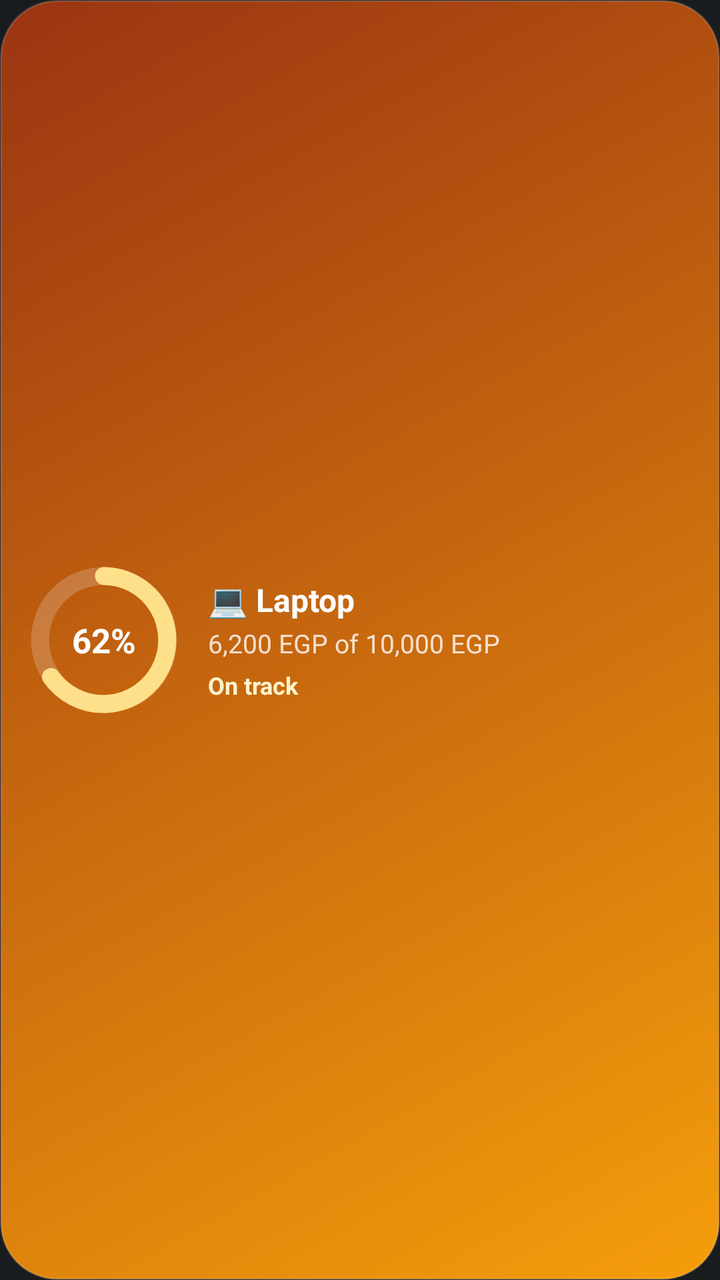
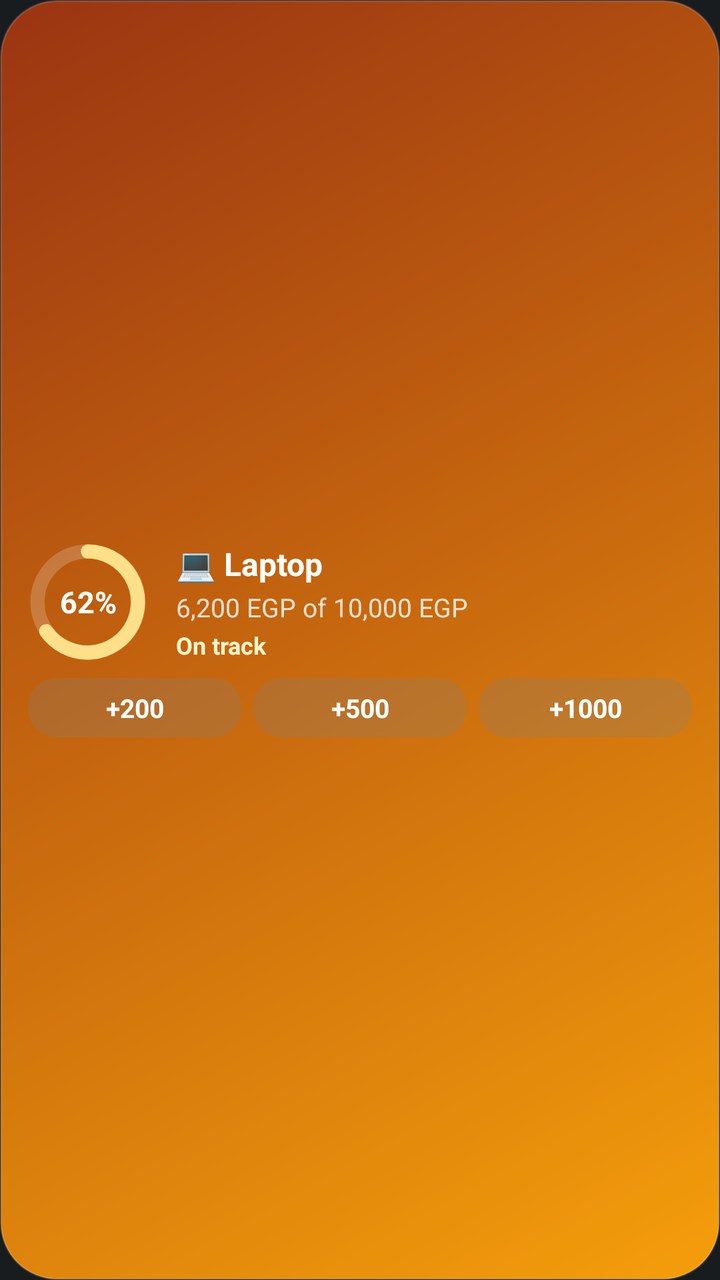

Screens rendered from an Android XML layout before and after an edit, with the pre-edit source and the edit as a unified diff.
<!-- AndroidManifest.xml: application theme android:Theme.DeviceDefault.NoActionBar -->
<!-- res/layout/widget_goals_preview.xml -->
<?xml version="1.0" encoding="utf-8"?>
<FrameLayout xmlns:android="http://schemas.android.com/apk/res/android"
    android:id="@+id/w_root"
    android:layout_width="match_parent"
    android:layout_height="match_parent">
<ImageView android:id="@+id/w_bg" android:layout_width="match_parent" android:layout_height="match_parent" android:contentDescription="@null" android:scaleType="fitXY" android:src="@drawable/wbg_sig_goals" />
<LinearLayout android:layout_width="match_parent" android:layout_height="match_parent" android:orientation="horizontal" android:gravity="center_vertical" android:padding="14dp">
<LinearLayout android:layout_width="match_parent" android:layout_height="wrap_content" android:orientation="horizontal" android:gravity="center_vertical">
<FrameLayout android:layout_width="76dp" android:layout_height="76dp">
<ImageView android:id="@+id/w_ring" android:layout_width="76dp" android:layout_height="76dp" android:contentDescription="@null" android:scaleType="fitCenter" android:src="@drawable/wp_ring" />
<TextView android:id="@+id/w_big" android:layout_width="match_parent" android:layout_height="match_parent" android:maxLines="1" android:ellipsize="end" android:textColor="#FFFFFFFF" android:textSize="17sp" android:textStyle="bold" android:gravity="center" android:text="62%" />
</FrameLayout>
<LinearLayout android:layout_width="0dp" android:layout_height="wrap_content" android:orientation="vertical" android:layout_weight="1" android:layout_marginStart="14dp">
<TextView android:id="@+id/w_title" android:layout_width="wrap_content" android:layout_height="wrap_content" android:maxLines="1" android:ellipsize="end" android:textColor="#FFFFFFFF" android:textSize="16sp" android:textStyle="bold" android:text="@string/wp_goals_title" />
<TextView android:id="@+id/w_detail" android:layout_width="wrap_content" android:layout_height="wrap_content" android:layout_marginTop="2dp" android:maxLines="1" android:ellipsize="end" android:textColor="#CCFFFFFF" android:textSize="13sp" android:text="@string/wp_goals_detail" />
<TextView android:id="@+id/w_status" android:layout_width="wrap_content" android:layout_height="wrap_content" android:layout_marginTop="4dp" android:maxLines="1" android:ellipsize="end" android:textColor="#FFFFF4CC" android:textSize="12sp" android:textStyle="bold" android:text="@string/wp_goals_status" />
</LinearLayout>
</LinearLayout>
</LinearLayout>
</FrameLayout>
<!-- resources referenced by this layout -->
<resources>
  <!-- drawable wbg_sig_goals (drawable) -->
  <?xml version="1.0" encoding="utf-8"?>
  <shape xmlns:android="http://schemas.android.com/apk/res/android" android:shape="rectangle">
      <gradient android:angle="315" android:endColor="#FFF59E0B" android:startColor="#FF9A3412" />
      <corners android:radius="28dp" />
      <stroke android:width="1dp" android:color="#26FFFFFF" />
  </shape>
  <!-- drawable wp_ring (drawable) -->
  <?xml version="1.0" encoding="utf-8"?>
  <vector xmlns:android="http://schemas.android.com/apk/res/android"
      android:width="76dp"
      android:height="76dp"
      android:viewportWidth="76"
      android:viewportHeight="76">
      <path
          android:pathData="M38,6 A32,32 0 1 1 38,70 A32,32 0 1 1 38,6"
          android:strokeWidth="9"
          android:strokeColor="#33FFFFFF" />
      <path
          android:pathData="M38,6 A32,32 0 1 1 11.5,56.5"
          android:strokeLineCap="round"
          android:strokeWidth="9"
          android:strokeColor="#FFFFE08A" />
  </vector>
  <string name="wp_goals_detail">6,200 EGP of 10,000 EGP</string>
  <string name="wp_goals_status">On track</string>
  <string name="wp_goals_title">💻 Laptop</string>
</resources>

<!-- the commit's change to res/layout/widget_goals_preview.xml (unified diff, before → after) -->
@@ -4,17 +4,22 @@
     android:layout_width="match_parent"
     android:layout_height="match_parent">
 <ImageView android:id="@+id/w_bg" android:layout_width="match_parent" android:layout_height="match_parent" android:contentDescription="@null" android:scaleType="fitXY" android:src="@drawable/wbg_sig_goals" />
-<LinearLayout android:layout_width="match_parent" android:layout_height="match_parent" android:orientation="horizontal" android:gravity="center_vertical" android:padding="14dp">
+<LinearLayout android:layout_width="match_parent" android:layout_height="match_parent" android:orientation="vertical" android:gravity="center_vertical" android:padding="14dp">
 <LinearLayout android:layout_width="match_parent" android:layout_height="wrap_content" android:orientation="horizontal" android:gravity="center_vertical">
-<FrameLayout android:layout_width="76dp" android:layout_height="76dp">
-<ImageView android:id="@+id/w_ring" android:layout_width="76dp" android:layout_height="76dp" android:contentDescription="@null" android:scaleType="fitCenter" android:src="@drawable/wp_ring" />
-<TextView android:id="@+id/w_big" android:layout_width="match_parent" android:layout_height="match_parent" android:maxLines="1" android:ellipsize="end" android:textColor="#FFFFFFFF" android:textSize="17sp" android:textStyle="bold" android:gravity="center" android:text="62%" />
+<FrameLayout android:layout_width="60dp" android:layout_height="60dp">
+<ImageView android:id="@+id/w_ring" android:layout_width="60dp" android:layout_height="60dp" android:contentDescription="@null" android:scaleType="fitCenter" android:src="@drawable/wp_ring" />
+<TextView android:id="@+id/w_big" android:layout_width="match_parent" android:layout_height="match_parent" android:maxLines="1" android:ellipsize="end" android:textColor="#FFFFFFFF" android:textSize="15sp" android:textStyle="bold" android:gravity="center" android:text="62%" />
 </FrameLayout>
 <LinearLayout android:layout_width="0dp" android:layout_height="wrap_content" android:orientation="vertical" android:layout_weight="1" android:layout_marginStart="14dp">
 <TextView android:id="@+id/w_title" android:layout_width="wrap_content" android:layout_height="wrap_content" android:maxLines="1" android:ellipsize="end" android:textColor="#FFFFFFFF" android:textSize="16sp" android:textStyle="bold" android:text="@string/wp_goals_title" />
 <TextView android:id="@+id/w_detail" android:layout_width="wrap_content" android:layout_height="wrap_content" android:layout_marginTop="2dp" android:maxLines="1" android:ellipsize="end" android:textColor="#CCFFFFFF" android:textSize="13sp" android:text="@string/wp_goals_detail" />
-<TextView android:id="@+id/w_status" android:layout_width="wrap_content" android:layout_height="wrap_content" android:layout_marginTop="4dp" android:maxLines="1" android:ellipsize="end" android:textColor="#FFFFF4CC" android:textSize="12sp" android:textStyle="bold" android:text="@string/wp_goals_status" />
+<TextView android:id="@+id/w_status" android:layout_width="wrap_content" android:layout_height="wrap_content" android:layout_marginTop="2dp" android:maxLines="1" android:ellipsize="end" android:textColor="#FFFFF4CC" android:textSize="12sp" android:textStyle="bold" android:text="@string/wp_goals_status" />
 </LinearLayout>
+</LinearLayout>
+<LinearLayout android:id="@+id/w_q" android:layout_width="match_parent" android:layout_height="wrap_content" android:orientation="horizontal" android:layout_marginTop="8dp">
+<TextView android:id="@+id/w_q1" android:layout_width="0dp" android:layout_height="wrap_content" android:layout_weight="1" android:maxLines="1" android:ellipsize="end" android:textColor="#FFFFFFFF" android:textSize="13sp" android:textStyle="bold" android:gravity="center" android:text="+200" android:background="@drawable/wbtn" android:paddingTop="6dp" android:paddingBottom="6dp" />
+<TextView android:id="@+id/w_q2" android:layout_width="0dp" android:layout_height="wrap_content" android:layout_weight="1" android:layout_marginStart="6dp" android:maxLines="1" android:ellipsize="end" android:textColor="#FFFFFFFF" android:textSize="13sp" android:textStyle="bold" android:gravity="center" android:text="+500" android:background="@drawable/wbtn" android:paddingTop="6dp" android:paddingBottom="6dp" />
+<TextView android:id="@+id/w_q3" android:layout_width="0dp" android:layout_height="wrap_content" android:layout_weight="1" android:layout_marginStart="6dp" android:maxLines="1" android:ellipsize="end" android:textColor="#FFFFFFFF" android:textSize="13sp" android:textStyle="bold" android:gravity="center" android:text="+1000" android:background="@drawable/wbtn" android:paddingTop="6dp" android:paddingBottom="6dp" />
 </LinearLayout>
 </LinearLayout>
 </FrameLayout>
<!-- resource entries referenced after the edit -->
@@ -6,6 +6,12 @@
       <gradient android:angle="315" android:endColor="#FFF59E0B" android:startColor="#FF9A3412" />
       <corners android:radius="28dp" />
       <stroke android:width="1dp" android:color="#26FFFFFF" />
+  </shape>
+  <!-- drawable wbtn (drawable) -->
+  <?xml version="1.0" encoding="utf-8"?>
+  <shape xmlns:android="http://schemas.android.com/apk/res/android" android:shape="rectangle">
+      <solid android:color="#40808080" />
+      <corners android:radius="14dp" />
   </shape>
   <!-- drawable wp_ring (drawable) -->
   <?xml version="1.0" encoding="utf-8"?>
